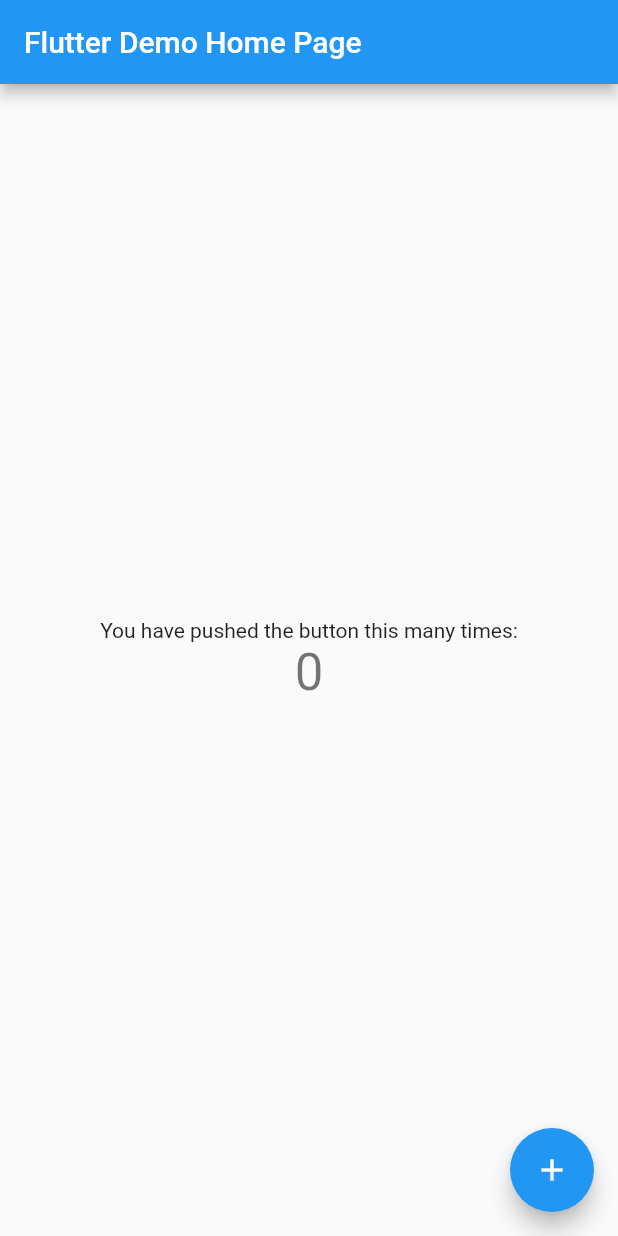
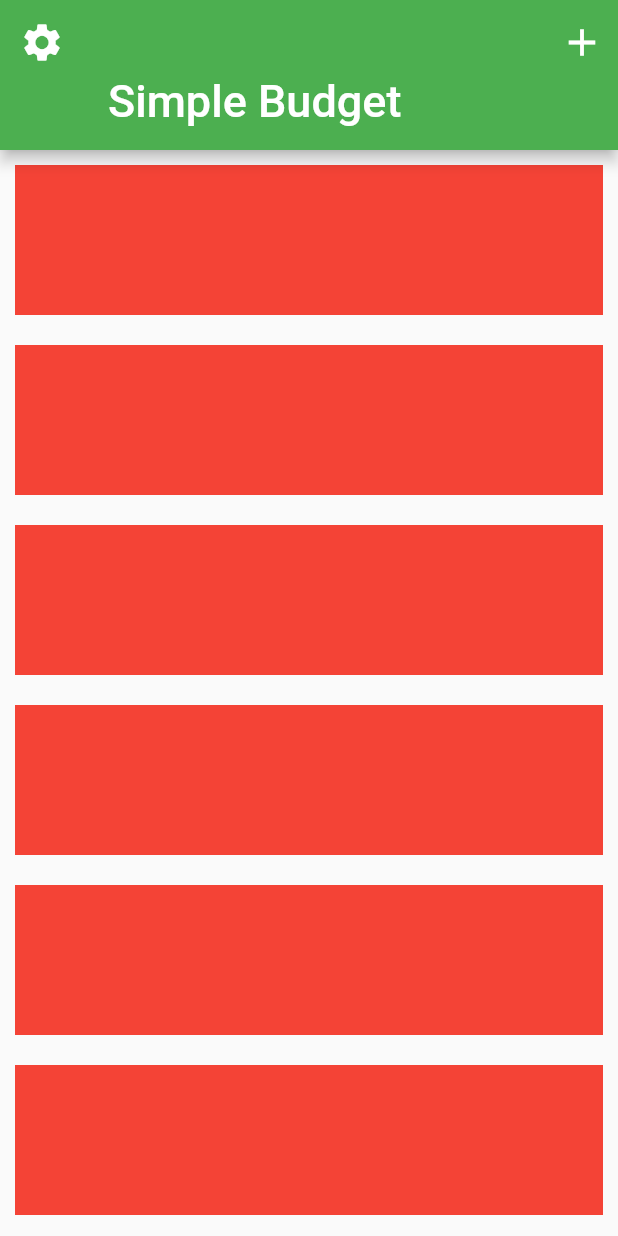
Before and after one commit to ivantrj/budget_app_ui, a Flutter app: the screen it shows after launch, on a phone screen of 412 x 824 dp. Run offline on Flutter 3.47's test engine with Material 2 defaults, Android fonts, the phone set to English and light mode, and no system bars.

Commit message:
add sliver list

```diff
--- a/lib/data/data.dart
+++ b/lib/data/data.dart
@@ -13,7 +13,7 @@ final List<double> weeklySpending = [
   rand.nextDouble() * 100,
   rand.nextDouble() * 100,
   rand.nextDouble() * 100,
-];
+]; //just populating the graph, called 7 times for 7 days
 
 _generateExpenses() {
   List<Expense> expenses = [
--- a/lib/main.dart
+++ b/lib/main.dart
@@ -1,4 +1,6 @@
 import 'package:flutter/material.dart';
+
+import 'screens/home_screen.dart';
 
 void main() {
   runApp(const MyApp());
@@ -7,109 +9,15 @@ void main() {
 class MyApp extends StatelessWidget {
   const MyApp({Key? key}) : super(key: key);
 
-  // This widget is the root of your application.
   @override
   Widget build(BuildContext context) {
     return MaterialApp(
-      title: 'Flutter Demo',
+      title: 'Flutter Budget UI',
+      debugShowCheckedModeBanner: false,
       theme: ThemeData(
-        // This is the theme of your application.
-        //
-        // Try running your application with "flutter run". You'll see the
-        // application has a blue toolbar. Then, without quitting the app, try
-        // changing the primarySwatch below to Colors.green and then invoke
-        // "hot reload" (press "r" in the console where you ran "flutter run",
-        // or simply save your changes to "hot reload" in a Flutter IDE).
-        // Notice that the counter didn't reset back to zero; the application
-        // is not restarted.
-        primarySwatch: Colors.blue,
+        primarySwatch: Colors.green,
       ),
-      home: const MyHomePage(title: 'Flutter Demo Home Page'),
+      home: const HomeScreen(),
     );
   }
 }
-
-class MyHomePage extends StatefulWidget {
-  const MyHomePage({Key? key, required this.title}) : super(key: key);
-
-  // This widget is the home page of your application. It is stateful, meaning
-  // that it has a State object (defined below) that contains fields that affect
-  // how it looks.
-
-  // This class is the configuration for the state. It holds the values (in this
-  // case the title) provided by the parent (in this case the App widget) and
-  // used by the build method of the State. Fields in a Widget subclass are
-  // always marked "final".
-
-  final String title;
-
-  @override
-  State<MyHomePage> createState() => _MyHomePageState();
-}
-
-class _MyHomePageState extends State<MyHomePage> {
-  int _counter = 0;
-
-  void _incrementCounter() {
-    setState(() {
-      // This call to setState tells the Flutter framework that something has
-      // changed in this State, which causes it to rerun the build method below
-      // so that the display can reflect the updated values. If we changed
-      // _counter without calling setState(), then the build method would not be
-      // called again, and so nothing would appear to happen.
-      _counter++;
-    });
-  }
-
-  @override
-  Widget build(BuildContext context) {
-    // This method is rerun every time setState is called, for instance as done
-    // by the _incrementCounter method above.
-    //
-    // The Flutter framework has been optimized to make rerunning build methods
-    // fast, so that you can just rebuild anything that needs updating rather
-    // than having to individually change instances of widgets.
-    return Scaffold(
-      appBar: AppBar(
-        // Here we take the value from the MyHomePage object that was created by
-        // the App.build method, and use it to set our appbar title.
-        title: Text(widget.title),
-      ),
-      body: Center(
-        // Center is a layout widget. It takes a single child and positions it
-        // in the middle of the parent.
-        child: Column(
-          // Column is also a layout widget. It takes a list of children and
-          // arranges them vertically. By default, it sizes itself to fit its
-          // children horizontally, and tries to be as tall as its parent.
-          //
-          // Invoke "debug painting" (press "p" in the console, choose the
-          // "Toggle Debug Paint" action from the Flutter Inspector in Android
-          // Studio, or the "Toggle Debug Paint" command in Visual Studio Code)
-          // to see the wireframe for each widget.
-          //
-          // Column has various properties to control how it sizes itself and
-          // how it positions its children. Here we use mainAxisAlignment to
-          // center the children vertically; the main axis here is the vertical
-          // axis because Columns are vertical (the cross axis would be
-          // horizontal).
-          mainAxisAlignment: MainAxisAlignment.center,
-          children: <Widget>[
-            const Text(
-              'You have pushed the button this many times:',
-            ),
-            Text(
-              '$_counter',
-              style: Theme.of(context).textTheme.headline4,
-            ),
-          ],
-        ),
-      ),
-      floatingActionButton: FloatingActionButton(
-        onPressed: _incrementCounter,
-        tooltip: 'Increment',
-        child: const Icon(Icons.add),
-      ), // This trailing comma makes auto-formatting nicer for build methods.
-    );
-  }
-}
--- a/lib/models/expense_model.dart
+++ b/lib/models/expense_model.dart
@@ -2,5 +2,5 @@ class Expense {
   final String name;
   final double cost;
 
-  Expense({this.name, this.cost});
+  Expense({required this.name, required this.cost});
 }
--- /dev/null
+++ b/lib/screens/home_screen.dart
@@ -0,0 +1,55 @@
+// ignore_for_file: prefer_const_constructors, prefer_const_literals_to_create_immutables
+
+import 'package:flutter/material.dart';
+
+class HomeScreen extends StatefulWidget {
+  const HomeScreen({Key? key}) : super(key: key);
+
+  @override
+  State<HomeScreen> createState() => _HomeScreenState();
+}
+
+class _HomeScreenState extends State<HomeScreen> {
+  @override
+  Widget build(BuildContext context) {
+    return Scaffold(
+      body: CustomScrollView(
+        slivers: [
+          SliverAppBar(
+            forceElevated: true,
+            floating: true,
+            // pinned: true,
+            expandedHeight: 100.0,
+            leading: IconButton(
+              icon: Icon(Icons.settings),
+              iconSize: 30.0,
+              onPressed: () {},
+            ),
+            flexibleSpace: FlexibleSpaceBar(
+              title: Text("Simple Budget"),
+            ),
+            actions: [
+              IconButton(
+                icon: Icon(Icons.add),
+                iconSize: 30.0,
+                onPressed: () {},
+              ),
+            ],
+          ),
+          SliverList(
+            delegate: SliverChildBuilderDelegate(
+              (BuildContext context, int index) {
+                return Container(
+                  margin: EdgeInsets.all(10.0),
+                  height: 100.0,
+                  color: Colors.red,
+                );
+              },
+              childCount: 10,
+            ),
+          ),
+        ],
+      ),
+    );
+  }
+}
```
